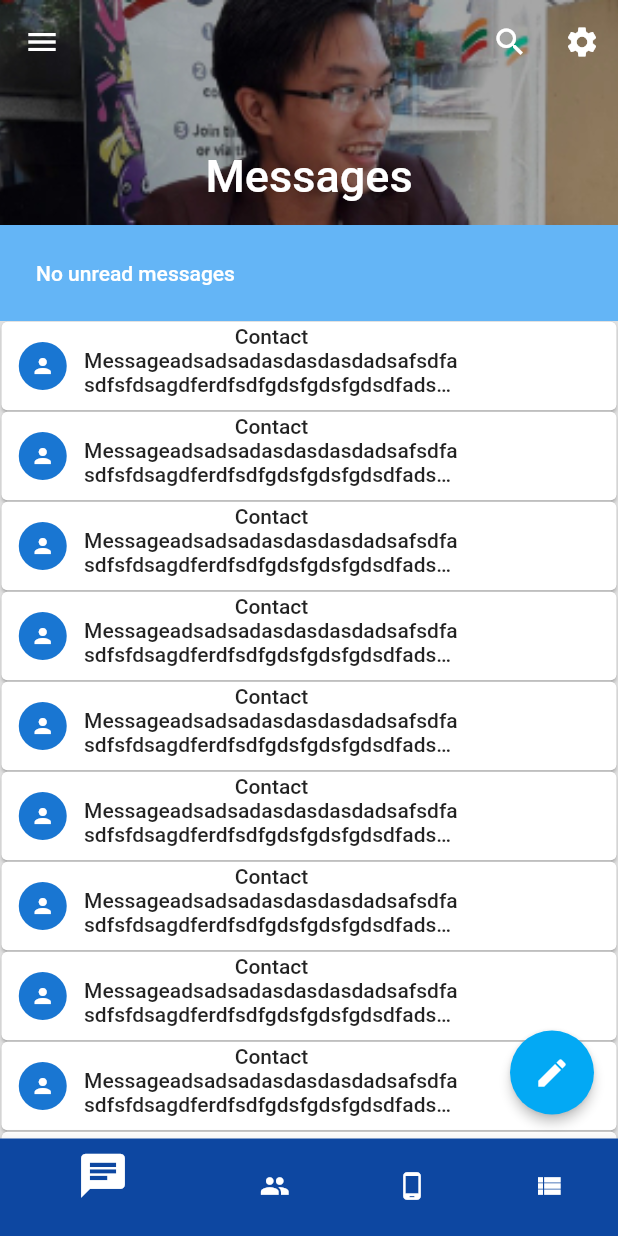
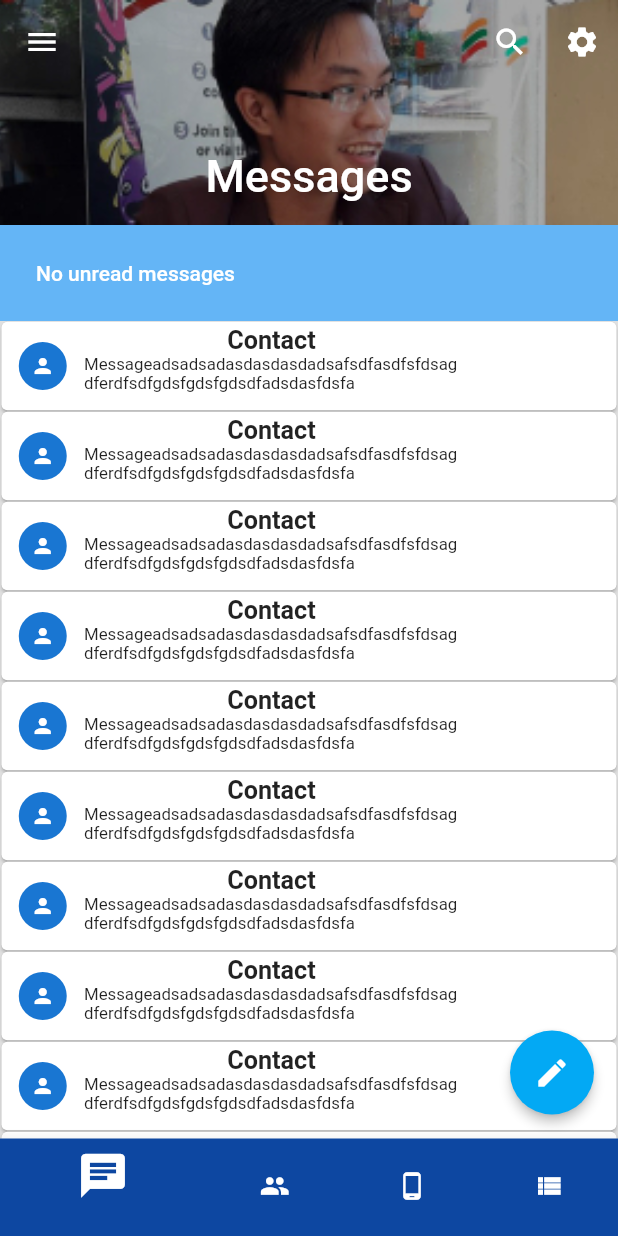
Before and after one commit to Kugaraya/contxt, a Flutter app: the screen it shows after launch, on a phone screen of 412 x 824 dp. Run offline on Flutter 3.47's test engine with Material 2 defaults, Android fonts, the phone set to English and light mode, and no system bars.

Commit message:
Little Change

```diff
--- a/lib/screens/home/home.dart
+++ b/lib/screens/home/home.dart
@@ -114,11 +114,13 @@ class HomeScreen extends StatelessWidget {
                   child: Column(
                     mainAxisAlignment: MainAxisAlignment.start,
                     children: <Widget>[
-                      Text("Contact"),
+                      Text("Contact", textScaleFactor: 1.2, style: TextStyle(fontWeight: FontWeight.bold)),
                       Text("Messageadsadsadasdasdasdadsafsdfasdfsfdsagdferdfsdfgdsfgdsfgdsdfadsdasfdsfa",
                         maxLines: 2,
                         softWrap: true,
                         overflow: TextOverflow.ellipsis,
+                        textScaleFactor: 0.8,
+                        style: TextStyle(fontWeight: FontWeight.normal),
                       )
                     ],
                   )
```
